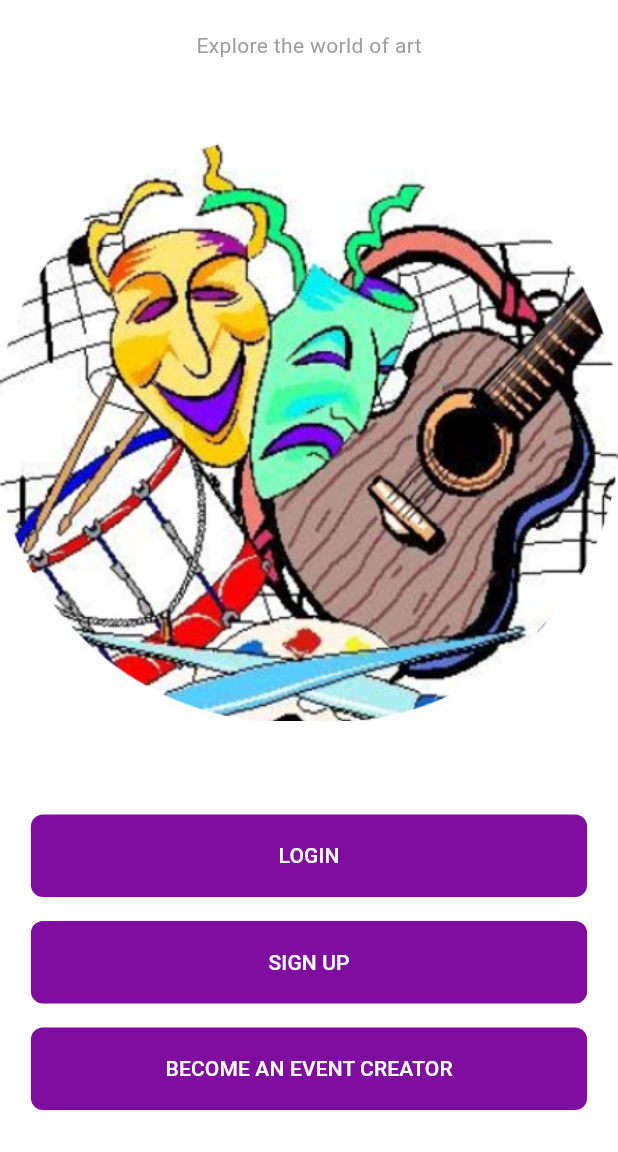
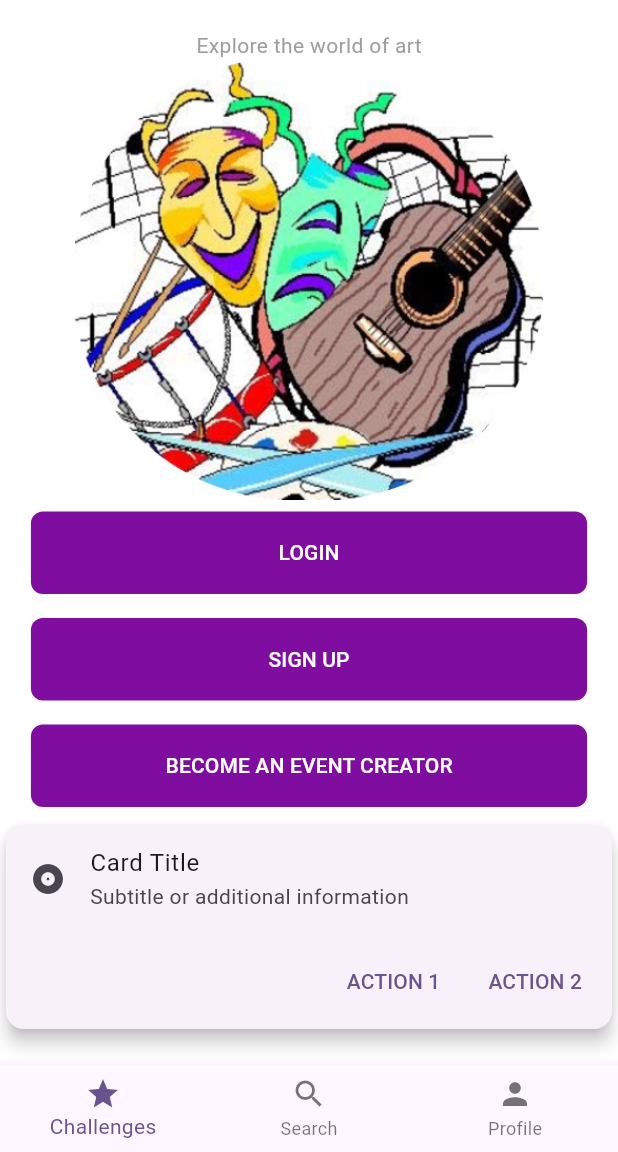
Before and after one commit to ntua-el20827/NTUA_Human_Computer_Interaction_Team44, a Flutter app: the screen it shows after launch, on a phone screen of 412 x 824 dp, the part 84-1236 px from its top. Run offline on Flutter 3.47's test engine with Material 3 defaults, Android fonts, the phone set to English and light mode, and no system bars; our stand-ins replace sqflite, sqflite_common_ffi; accounts and stored records are empty; Roboto replaces fonts that are missing (MonteCarlo).

Commit message:
bottom_navbar

```diff
--- a/artventure/lib/components/bottom_navigation_bar.dart
+++ b/artventure/lib/components/bottom_navigation_bar.dart
@@ -1,33 +1,38 @@
 import 'package:flutter/material.dart';
 
-class MyBottomNavigationBar extends StatelessWidget {
-  final int currentIndex;
-  final ValueChanged<int> onTap;
+class CustomBottomNavigationBar extends StatefulWidget {
+  @override
+  _CustomBottomNavigationBarState createState() =>
+      _CustomBottomNavigationBarState();
+}
 
-  const MyBottomNavigationBar({
-    required this.currentIndex,
-    required this.onTap,
-  });
+class _CustomBottomNavigationBarState extends State<CustomBottomNavigationBar> {
+  int _currentIndex = 0;
 
   @override
   Widget build(BuildContext context) {
     return BottomNavigationBar(
-      items: const [
+      currentIndex: _currentIndex,
+      onTap: (index) {
+        // Handle bottom navigation item tap
+        setState(() {
+          _currentIndex = index;
+        });
+      },
+      items: [
         BottomNavigationBarItem(
-          icon: Icon(Icons.lightbulb),
+          icon: Icon(Icons.grade),
           label: 'Challenges',
+        ),
+        BottomNavigationBarItem(
+          icon: Icon(Icons.search),
+          label: 'Search',
         ),
         BottomNavigationBarItem(
           icon: Icon(Icons.person),
           label: 'Profile',
         ),
-        BottomNavigationBarItem(
-          icon: Icon(Icons.explore),
-          label: 'Explore',
-        ),
       ],
-      currentIndex: currentIndex,
-      onTap: onTap,
     );
   }
 }
--- /dev/null
+++ b/artventure/lib/components/card.dart
@@ -0,0 +1,36 @@
+import 'package:flutter/material.dart';
+
+class MyCard extends StatelessWidget {
+  @override
+  Widget build(BuildContext context) {
+    return Card(
+      elevation: 5,
+      child: Column(
+        mainAxisSize: MainAxisSize.min,
+        children: <Widget>[
+          ListTile(
+            leading: Icon(Icons.album),
+            title: Text('Card Title'),
+            subtitle: Text('Subtitle or additional information'),
+          ),
+          ButtonBar(
+            children: <Widget>[
+              TextButton(
+                onPressed: () {
+                  // Perform an action when the button is pressed
+                },
+                child: Text('ACTION 1'),
+              ),
+              TextButton(
+                onPressed: () {
+                  // Perform another action when the button is pressed
+                },
+                child: Text('ACTION 2'),
+              ),
+            ],
+          ),
+        ],
+      ),
+    );
+  }
+}
--- a/artventure/lib/pages/landing_page.dart
+++ b/artventure/lib/pages/landing_page.dart
@@ -3,6 +3,8 @@ import 'package:artventure/components/button.dart';
 import 'package:artventure/components/colors_and_fonts.dart';
 import 'package:artventure/pages/login_page.dart';
 import 'package:artventure/pages/signup_page.dart';
+import 'package:artventure/components/bottom_navigation_bar.dart';
+import 'package:artventure/components/card.dart';
 
 class LandingPage extends StatelessWidget {
   const LandingPage({Key? key}) : super(key: key);
@@ -61,11 +63,13 @@ class LandingPage extends StatelessWidget {
                     // Handle navigation to the 'Become an Event Creator' screen
                   },
                 ),
+                MyCard(),  // Add your MyCard component here
               ],
             ),
           ),
         ),
       ),
+      bottomNavigationBar: CustomBottomNavigationBar(),
     );
   }
 }
--- a/artventure/lib/pages/profile_page.dart
+++ b/artventure/lib/pages/profile_page.dart
@@ -3,6 +3,7 @@ import 'package:artventure/components/button.dart';
 import 'package:artventure/components/colors_and_fonts.dart';
 import 'package:artventure/models/user_model.dart';
 import 'package:artventure/database/database_helper.dart';
+import 'package:artventure/components/bottom_navigation_bar.dart';
 
 class Profile extends StatefulWidget {
   final Users? profile;
@@ -15,7 +16,7 @@ class Profile extends StatefulWidget {
 
 class _ProfileState extends State<Profile> {
   late Users? _userProfile;
-
+  //int _currentIndex = 0; // Declare _currentIndex here
   @override
   void initState() {
     super.initState();
@@ -94,7 +95,10 @@ class _ProfileState extends State<Profile> {
           ),
         ),
       ),
+      bottomNavigationBar: CustomBottomNavigationBar(),
     );
+
+
   }
 
   Widget _buildChallengesSection() {
```
Also changed, not shown: artventure/assets/challenges-icon.jpg (added).
